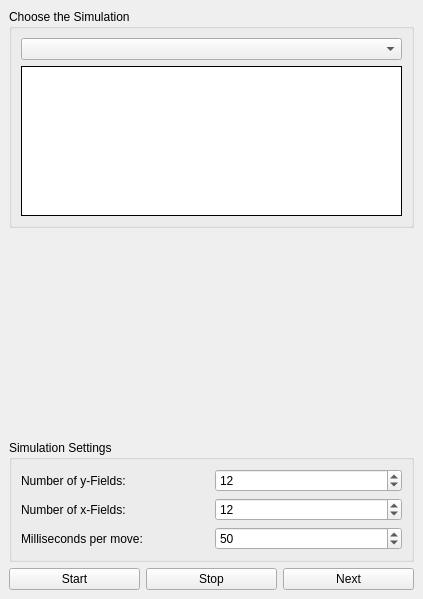
Qt form simulations/gamecontrols.ui (KDE/kalzium) before a commit.
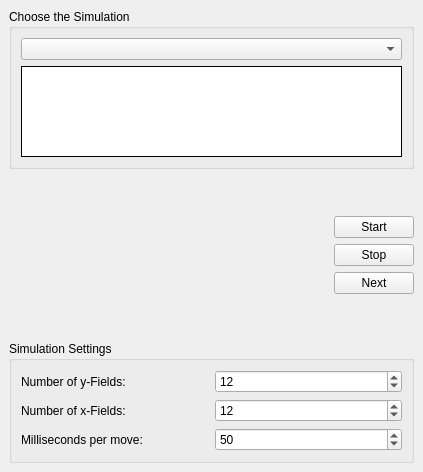
The same form after that commit. Custom widgets are drawn as their Qt base class.

Commit message: Fix the layouting issues; move the Start, Stop and Next buttons next to the field.

```diff
--- a/simulations/gamecontrols.ui
+++ b/simulations/gamecontrols.ui
@@ -9,7 +9,7 @@
     <x>0</x>
     <y>0</y>
     <width>423</width>
-    <height>599</height>
+    <height>472</height>
    </rect>
   </property>
   <property name="sizePolicy" >
@@ -55,14 +55,14 @@
      <property name="title" >
       <string>Choose the Simulation</string>
      </property>
-     <layout class="QGridLayout" >
+     <layout class="QVBoxLayout" >
       <property name="margin" >
        <number>9</number>
       </property>
       <property name="spacing" >
        <number>6</number>
       </property>
-      <item row="0" column="0" >
+      <item>
        <widget class="QComboBox" name="combo" >
         <property name="toolTip" >
          <string>Select the simulation you want to run</string>
@@ -72,16 +72,22 @@
         </property>
        </widget>
       </item>
-      <item row="1" column="0" >
+      <item>
        <widget class="QTextBrowser" name="label" >
         <property name="sizePolicy" >
          <sizepolicy>
           <hsizetype>1</hsizetype>
-          <vsizetype>3</vsizetype>
+          <vsizetype>1</vsizetype>
           <horstretch>0</horstretch>
           <verstretch>0</verstretch>
          </sizepolicy>
         </property>
+        <property name="maximumSize" >
+         <size>
+          <width>16777215</width>
+          <height>100</height>
+         </size>
+        </property>
         <property name="toolTip" >
          <string>This texts describes the simulation in brief words</string>
         </property>
@@ -120,7 +126,7 @@
       <widget class="SimulationfieldWidget" name="gf" >
        <property name="sizePolicy" >
         <sizepolicy>
-         <hsizetype>4</hsizetype>
+         <hsizetype>7</hsizetype>
          <vsizetype>7</vsizetype>
          <horstretch>0</horstretch>
          <verstretch>0</verstretch>
@@ -140,6 +146,72 @@
        </property>
       </widget>
      </item>
+     <item>
+      <layout class="QVBoxLayout" >
+       <property name="margin" >
+        <number>0</number>
+       </property>
+       <property name="spacing" >
+        <number>6</number>
+       </property>
+       <item>
+        <spacer>
+         <property name="orientation" >
+          <enum>Qt::Vertical</enum>
+         </property>
+         <property name="sizeHint" >
+          <size>
+           <width>20</width>
+           <height>4</height>
+          </size>
+         </property>
+        </spacer>
+       </item>
+       <item>
+        <widget class="QPushButton" name="start" >
+         <property name="toolTip" >
+          <string>Start the simulation</string>
+         </property>
+         <property name="text" >
+          <string>Start</string>
+         </property>
+        </widget>
+       </item>
+       <item>
+        <widget class="QPushButton" name="stop" >
+         <property name="toolTip" >
+          <string>Stop the simulation</string>
+         </property>
+         <property name="text" >
+          <string>Stop</string>
+         </property>
+        </widget>
+       </item>
+       <item>
+        <widget class="QPushButton" name="next" >
+         <property name="toolTip" >
+          <string>Next move</string>
+         </property>
+         <property name="text" >
+          <string>Next</string>
+         </property>
+        </widget>
+       </item>
+       <item>
+        <spacer>
+         <property name="orientation" >
+          <enum>Qt::Vertical</enum>
+         </property>
+         <property name="sizeHint" >
+          <size>
+           <width>20</width>
+           <height>4</height>
+          </size>
+         </property>
+        </spacer>
+       </item>
+      </layout>
+     </item>
     </layout>
    </item>
    <item>
@@ -267,46 +339,6 @@
      </layout>
     </widget>
    </item>
-   <item>
-    <layout class="QHBoxLayout" >
-     <property name="margin" >
-      <number>0</number>
-     </property>
-     <property name="spacing" >
-      <number>6</number>
-     </property>
-     <item>
-      <widget class="QPushButton" name="start" >
-       <property name="toolTip" >
-        <string>Start the simulation</string>
-       </property>
-       <property name="text" >
-        <string>Start</string>
-       </property>
-      </widget>
-     </item>
-     <item>
-      <widget class="QPushButton" name="stop" >
-       <property name="toolTip" >
-        <string>Stop the simulation</string>
-       </property>
-       <property name="text" >
-        <string>Stop</string>
-       </property>
-      </widget>
-     </item>
-     <item>
-      <widget class="QPushButton" name="next" >
-       <property name="toolTip" >
-        <string>Next move</string>
-       </property>
-       <property name="text" >
-        <string>Next</string>
-       </property>
-      </widget>
-     </item>
-    </layout>
-   </item>
   </layout>
  </widget>
  <pixmapfunction></pixmapfunction>
```
The commit also changes 6 other files.
